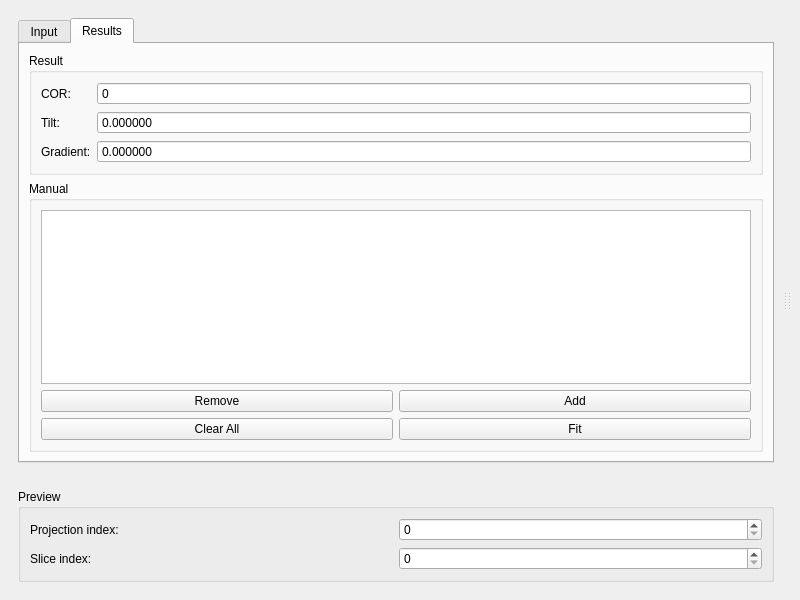
Before: the Qt Designer form mantidimaging/gui/ui/cor_tilt_window.ui in mantidproject/mantidimaging, drawn with Qt 5.
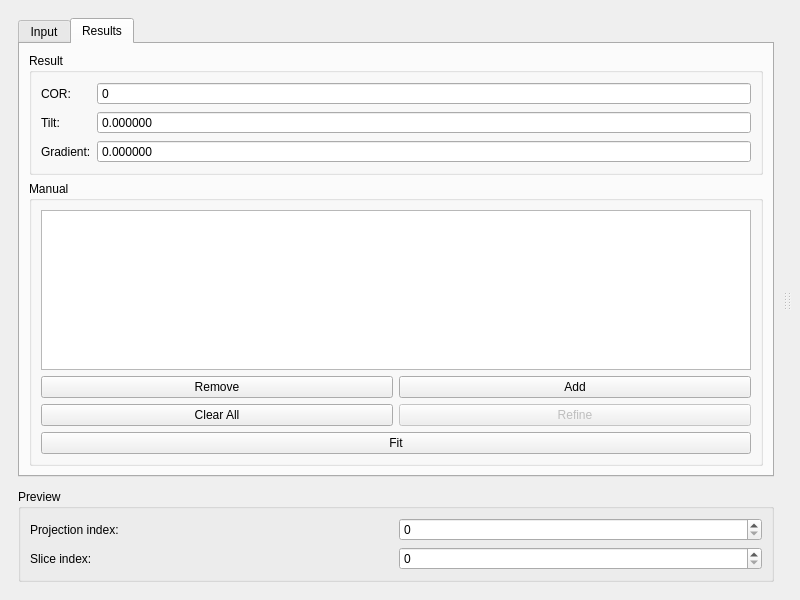
After: the same form once the commit is applied. The open tabs and pages were chosen to show the change. Custom widgets are drawn as their Qt base class.

Commit message:
Integrate COR refinement on COR/Tilt UI
Makes use of the rotation centre inspection dialog to allow manaual
refinement of a given slice (row of the data table) in the "Manual"
portion of the COR/Tilt UI.

Closes #237

```diff
--- a/mantidimaging/gui/ui/cor_tilt_window.ui
+++ b/mantidimaging/gui/ui/cor_tilt_window.ui
@@ -288,26 +288,6 @@
                </item>
                <item>
                 <layout class="QGridLayout" name="gridLayout">
-                 <item row="0" column="2">
-                  <widget class="QPushButton" name="manualAddButton">
-                   <property name="toolTip">
-                    <string>&lt;html&gt;&lt;head/&gt;&lt;body&gt;&lt;p&gt;Adds a new row to the table.&lt;/p&gt;&lt;p&gt;Slice index defaults to the current preview slice index.&lt;/p&gt;&lt;/body&gt;&lt;/html&gt;</string>
-                   </property>
-                   <property name="text">
-                    <string>Add</string>
-                   </property>
-                  </widget>
-                 </item>
-                 <item row="1" column="2">
-                  <widget class="QPushButton" name="manualFitButton">
-                   <property name="toolTip">
-                    <string>&lt;html&gt;&lt;head/&gt;&lt;body&gt;&lt;p&gt;Performs linear fit of rows/points in the table.&lt;/p&gt;&lt;p&gt;Requires at least two rows.&lt;/p&gt;&lt;/body&gt;&lt;/html&gt;</string>
-                   </property>
-                   <property name="text">
-                    <string>Fit</string>
-                   </property>
-                  </widget>
-                 </item>
                  <item row="0" column="0">
                   <widget class="QPushButton" name="manualRemoveButton">
                    <property name="toolTip">
@@ -328,6 +308,36 @@
                    </property>
                   </widget>
                  </item>
+                 <item row="1" column="1">
+                  <widget class="QPushButton" name="manualRefineCorButton">
+                   <property name="enabled">
+                    <bool>false</bool>
+                   </property>
+                   <property name="text">
+                    <string>Refine</string>
+                   </property>
+                  </widget>
+                 </item>
+                 <item row="0" column="1">
+                  <widget class="QPushButton" name="manualAddButton">
+                   <property name="toolTip">
+                    <string>&lt;html&gt;&lt;head/&gt;&lt;body&gt;&lt;p&gt;Adds a new row to the table.&lt;/p&gt;&lt;p&gt;Slice index defaults to the current preview slice index.&lt;/p&gt;&lt;/body&gt;&lt;/html&gt;</string>
+                   </property>
+                   <property name="text">
+                    <string>Add</string>
+                   </property>
+                  </widget>
+                 </item>
+                 <item row="2" column="0" colspan="2">
+                  <widget class="QPushButton" name="manualFitButton">
+                   <property name="toolTip">
+                    <string>&lt;html&gt;&lt;head/&gt;&lt;body&gt;&lt;p&gt;Performs linear fit of rows/points in the table.&lt;/p&gt;&lt;p&gt;Requires at least two rows.&lt;/p&gt;&lt;/body&gt;&lt;/html&gt;</string>
+                   </property>
+                   <property name="text">
+                    <string>Fit</string>
+                   </property>
+                  </widget>
+                 </item>
                 </layout>
                </item>
               </layout>
```
The commit also changes 2 other files.
